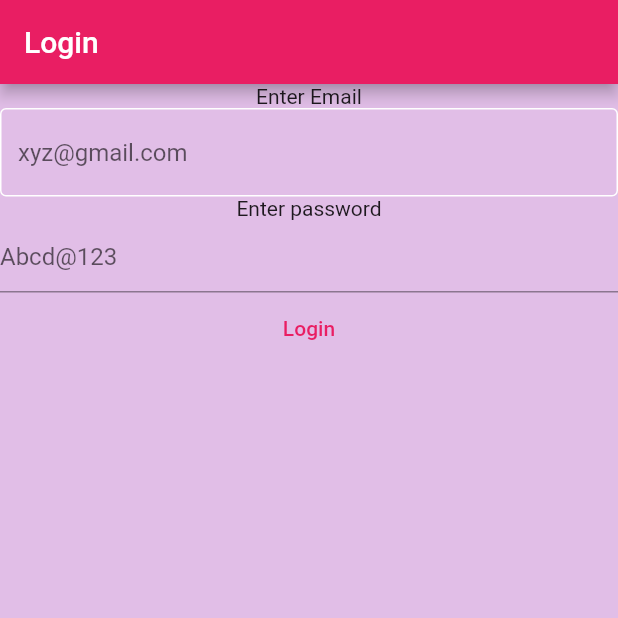
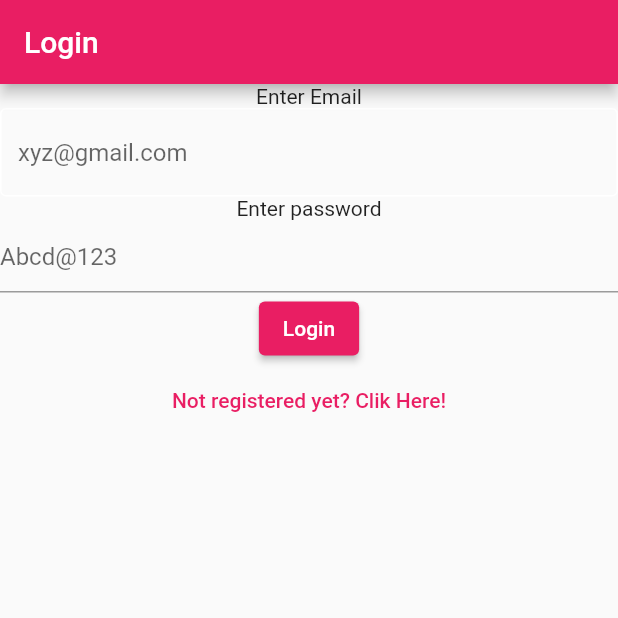
Before and after one commit to chetan-git-web/noters-flutter, a Flutter app: the screen it shows after launch, after a tap on "Login", on a phone screen of 412 x 824 dp, the top half of it. Run offline on Flutter 3.47's test engine with Material 2 defaults, Android fonts, the phone set to English and light mode, and no system bars; our stand-ins replace firebase_auth, firebase_core; accounts and stored records are empty; network calls fail.

Commit message:
31/1/2023

```diff
--- a/lib/login.dart
+++ b/lib/login.dart
@@ -1,7 +1,5 @@
 import 'package:firebase_auth/firebase_auth.dart';
-import 'package:firebase_core/firebase_core.dart';
 import 'package:flutter/material.dart';
-import 'firebase_options.dart';
 
 class LoginView extends StatefulWidget {
   const LoginView({super.key});
@@ -31,17 +29,10 @@ class _LoginViewstate extends State<LoginView> {
   @override
   Widget build(BuildContext context) {
     return Scaffold(
-      backgroundColor: Colors.purple[100],
-      appBar: AppBar(title: const Text("Login")),
-      body: FutureBuilder(
-        future: Firebase.initializeApp(
-          options: DefaultFirebaseOptions.currentPlatform,
+      appBar: AppBar(
+        title: const Text("Login"),
       ),
-        builder: (context, snapshot) {
-          switch (snapshot.connectionState) {
-            case ConnectionState.done:
-              return Center(
-                child: Column(
+      body: Column(
         children: [
           const Text("Enter Email"),
           TextField(
@@ -64,7 +55,7 @@ class _LoginViewstate extends State<LoginView> {
             enableSuggestions: false,
             autocorrect: false,
           ),
-                    TextButton(
+          ElevatedButton(
             onPressed: () async {
               final email = _email.text;
               final password = _password.text;
@@ -72,6 +63,7 @@ class _LoginViewstate extends State<LoginView> {
                 final usercredential = await FirebaseAuth.instance
                     .signInWithEmailAndPassword(
                         email: email, password: password);
+                print(usercredential);
               } on FirebaseAuthException catch (e) {
                 if (e.code == "user-not-found") {
                   print("user not found");
@@ -82,13 +74,13 @@ class _LoginViewstate extends State<LoginView> {
             },
             child: const Text("Login"),
           ),
+          TextButton(
+              onPressed: () async {
+                Navigator.of(context)
+                    .pushNamedAndRemoveUntil('/register/', (route) => false);
+              },
+              child: const Text("Not registered yet? Clik Here!"))
         ],
-                ),
-              );
-            default:
-              return const Text("Loading...");
-          }
-        },
       ),
     );
   }
--- a/lib/main.dart
+++ b/lib/main.dart
@@ -2,6 +2,8 @@ import 'package:firebase_auth/firebase_auth.dart';
 import 'package:firebase_core/firebase_core.dart';
 import 'package:flutter/material.dart';
 import 'package:noters/login.dart';
+import 'package:noters/registration.dart';
+import 'package:noters/Verifyemail.dart';
 import 'firebase_options.dart';
 
 void main() {
@@ -11,7 +13,12 @@ void main() {
     theme: ThemeData(
       primarySwatch: Colors.pink,
     ),
-    home: const LoginView(),
+    home: const Home(),
+    routes: {
+      '/login/': (context) => const LoginView(),
+      '/register/': (context) => const RegistrationView(),
+      '/home/': (context) => const Home()
+    },
   ));
 }
 
@@ -20,11 +27,7 @@ class Home extends StatelessWidget {
 
   @override
   Widget build(BuildContext context) {
-    return Scaffold(
-      appBar: AppBar(
-        title: const Text("Home"),
-      ),
-      body: FutureBuilder(
+    return FutureBuilder(
       future: Firebase.initializeApp(
         options: DefaultFirebaseOptions.currentPlatform,
       ),
@@ -32,17 +35,29 @@ class Home extends StatelessWidget {
         switch (snapshot.connectionState) {
           case ConnectionState.done:
             final user = FirebaseAuth.instance.currentUser;
-              if (user?.emailVerified ?? false) {
-                print("verified user");
+            if (user != null) {
+              if (user.emailVerified) {
+                print("email verified");
               } else {
-                print("You need to verify your email first");
+                return const VerifyEmail();
               }
+            } else {
+              return const LoginView();
+            }
+
             return const Text("Done");
+          // if (user?.emailVerified ?? false) {
+          //   print("verified user");
+          // } else {
+          //   Navigator.of(context).push(MaterialPageRoute(
+          //     builder: (context) => const _VerifyEmail(),
+          //   ));
+          // }
+
           default:
-              return (const Text("Loading"));
+            return const CircularProgressIndicator();
         }
       },
-      ),
     );
   }
 }
```
Also changed, not shown: lib/Verifyemail.dart (added, +27 -0 lines), lib/registration.dart (+9 -20 lines). Lines whose indentation alone changed are shown as unchanged.
